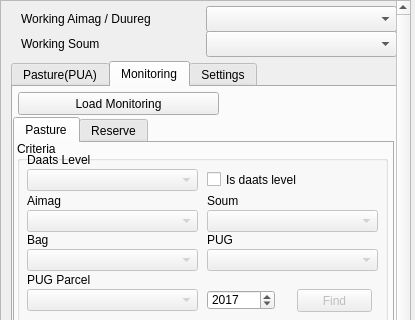
The window that view/PastureWidget.ui (teamlm2/lm2) describes before a commit, drawn with Qt 5; both pictures show x 0 to 415 and y 0 to 320 of the 415 by 711 pixel window.
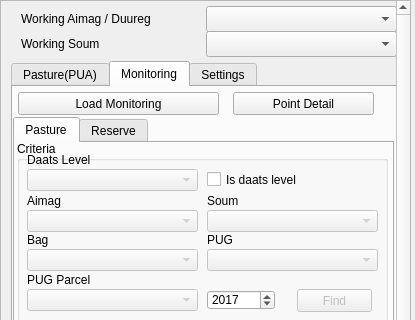
The same window after the commit. The open tabs and pages were chosen to show the change.

Commit message: ӨТ-7 г барьцаалах асуудлыг шийдлээ Мөн төлөвлөгөөний хэсгийн идэвхжүүлсэн

Diff of the .ui file:
```diff
--- a/view/PastureWidget.ui
+++ b/view/PastureWidget.ui
@@ -1488,6 +1488,19 @@
          </widget>
         </widget>
        </widget>
+       <widget class="QPushButton" name="point_detail_button">
+        <property name="geometry">
+         <rect>
+          <x>220</x>
+          <y>5</y>
+          <width>141</width>
+          <height>23</height>
+         </rect>
+        </property>
+        <property name="text">
+         <string>Point Detail</string>
+        </property>
+       </widget>
       </widget>
       <widget class="QWidget" name="tab">
        <attribute name="title">
```
Left out of the diff: 2 changed lines with no effect on the pictures. The commit also changes 1 other file.
